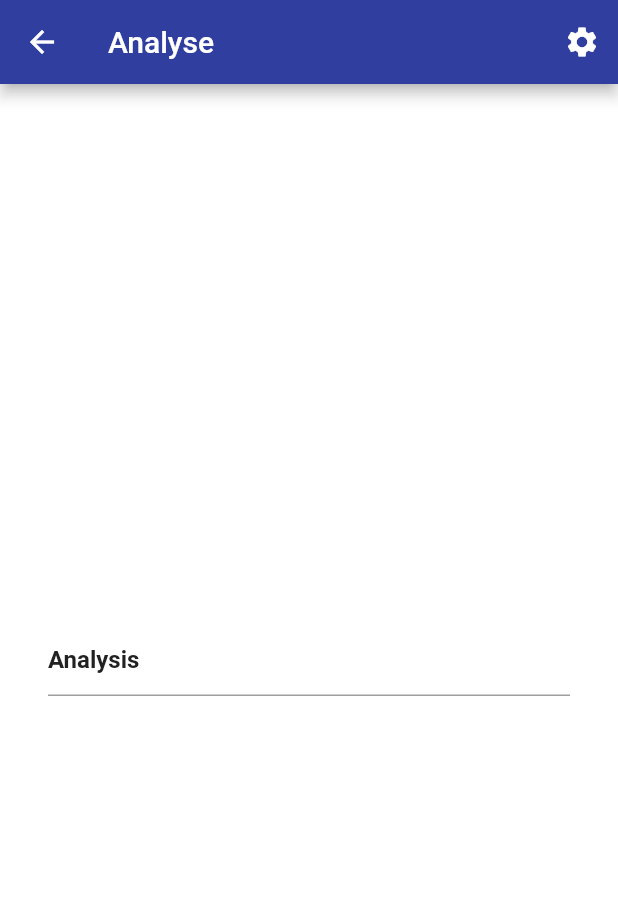
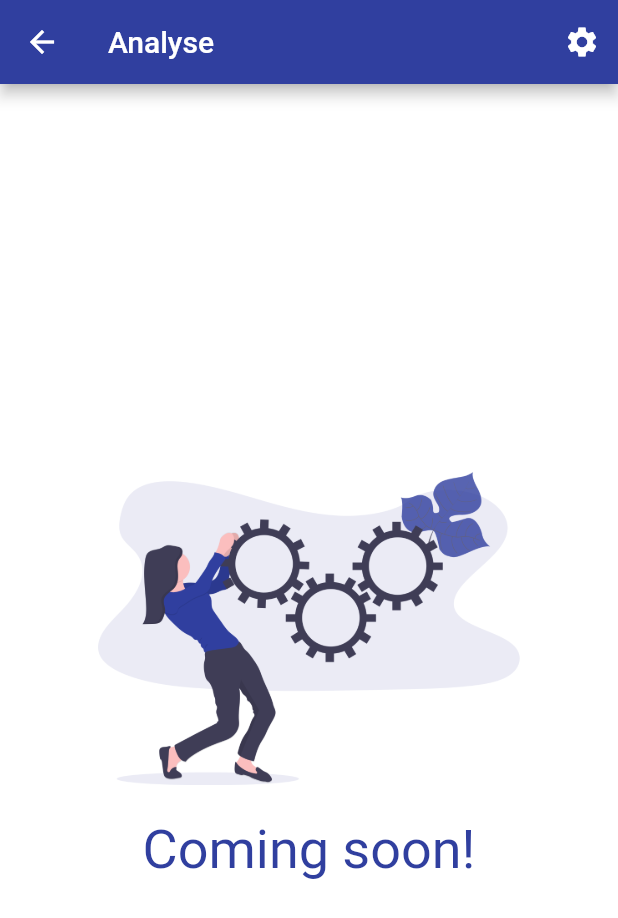
Before and after one commit to m-glock/Inhaltsstoff-Warnapp, a Flutter app: the AnalysisRootPage screen opened directly, on a phone screen of 412 x 824 dp. Shown: the top 918 px of the screen. Run offline on Flutter 3.47's test engine with Material 2 defaults, Android fonts, the phone set to English and light mode, and no system bars; our stand-ins replace introduction_screen, shared_preferences, sqflite; missing offline and left inert: flutter_barcode_scanner; accounts and stored records are empty; network calls fail.

Commit message:
added coming soon text and image to analysis page

```diff
--- a/lib/frontend/pages/analysis/AnalysisRootPage.dart
+++ b/lib/frontend/pages/analysis/AnalysisRootPage.dart
@@ -2,23 +2,13 @@ import 'package:flutter/material.dart';
 import '../../customWidgets/CustomAppBar.dart';
 
 class AnalysisRootPage extends StatefulWidget {
-  const AnalysisRootPage({ Key key }) : super(key: key);
+  const AnalysisRootPage({Key key}) : super(key: key);
 
   @override
   _AnalysisRootPageState createState() => _AnalysisRootPageState();
 }
 
 class _AnalysisRootPageState extends State<AnalysisRootPage> {
-  TextEditingController _textController;
-
-  @override
-  void initState() {
-    super.initState();
-    _textController = TextEditingController(
-      text: "Analysis",
-    );
-  }
-
   @override
   Widget build(BuildContext context) {
     return Scaffold(
@@ -27,14 +17,23 @@ class _AnalysisRootPageState extends State<AnalysisRootPage> {
       body: Container(
         padding: const EdgeInsets.all(32.0),
         alignment: Alignment.center,
-        child: TextField(controller: _textController),
+        child: Column(
+          mainAxisAlignment: MainAxisAlignment.center,
+          children: [
+            Image.asset(
+              'assets/images/undraw_in_progress.png',
+            ),
+            Text(
+              'Coming soon!',
+              style: Theme
+                  .of(context)
+                  .textTheme
+                  .headline1,
+              textAlign: TextAlign.center,
+            ),
+          ],
+        ),
       ),
     );
   }
-
-  @override
-  void dispose() {
-    _textController.dispose();
-    super.dispose();
-  }
 }
```
Also changed, not shown: assets/images/undraw_in_progress.png (added).
